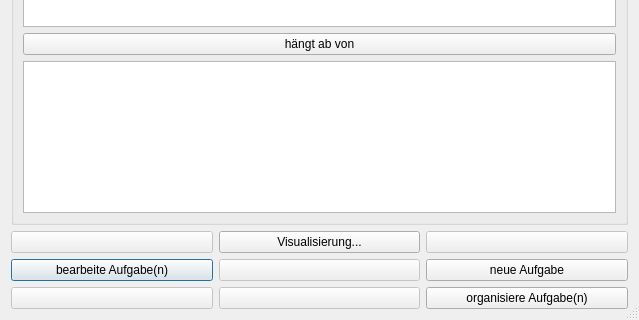
The window that src/ui/task_organizer.ui (amogorkon/watnu) describes before a commit, drawn with Qt 5; both pictures show x 0 to 639 and y 284 to 604 of the 639 by 604 pixel window.
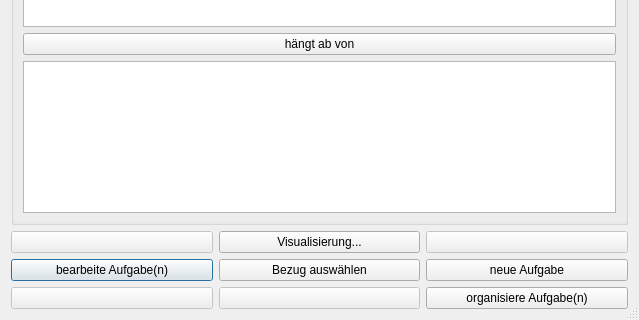
The same window after the commit. Icons and pictures are not drawn.

The edit to the form file:
```diff
--- a/src/ui/task_organizer.ui
+++ b/src/ui/task_organizer.ui
@@ -636,7 +636,7 @@
      <item row="2" column="2">
       <widget class="QPushButton" name="button5">
        <property name="enabled">
-        <bool>false</bool>
+        <bool>true</bool>
        </property>
        <property name="sizePolicy">
         <sizepolicy hsizetype="MinimumExpanding" vsizetype="Minimum">
@@ -645,7 +645,7 @@
         </sizepolicy>
        </property>
        <property name="text">
-        <string/>
+        <string>Bezug auswählen</string>
        </property>
        <property name="shortcut">
         <string>5</string>
```
